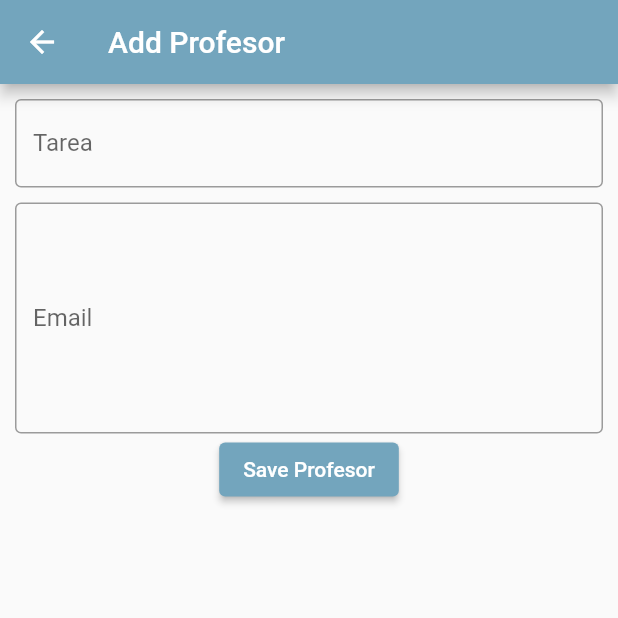
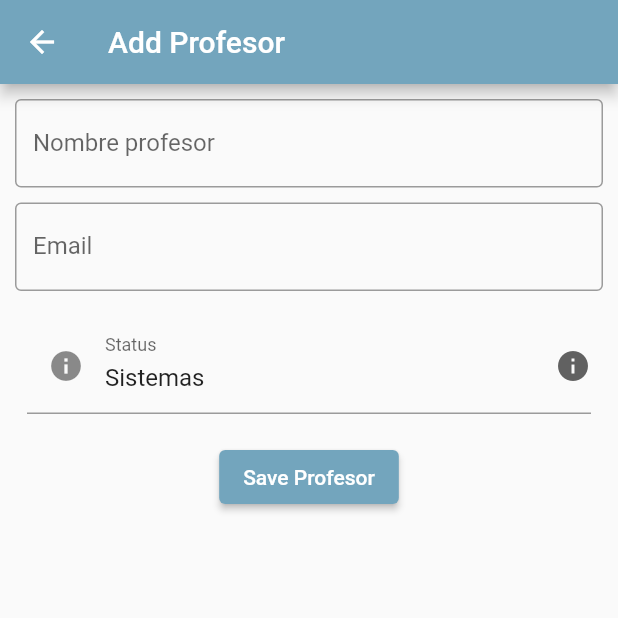
Before and after one commit to CarlosEduardoAO/moviles, a Flutter app: the AddProfesor screen opened directly, on a phone screen of 412 x 824 dp, the top half of it. Run offline on Flutter 3.47's test engine with Material 2 defaults, Android fonts, the phone set to English and light mode, and no system bars; our stand-ins replace shared_preferences, sqflite, table_calendar; missing offline and left inert: day_night_switcher; accounts and stored records are empty; network calls fail.

Commit message:
five  commit

```diff
--- a/lib/models/carrera_model.dart
+++ b/lib/models/carrera_model.dart
@@ -1,13 +1,13 @@
 class Carrera {
   int? idCarrera;
-  String? nomCarrera;
+  String? nameCarrera;
 
-  Carrera({this.idCarrera, this.nomCarrera});
+  Carrera({this.idCarrera, this.nameCarrera});
 
   factory Carrera.fromMap(Map<String, dynamic> map) {
     return Carrera(
       idCarrera: map['idCarrera'],
-      nomCarrera: map['nomCarrera'],
+      nameCarrera: map['nomCarrera'],
     );
   }
 }
--- a/lib/models/profesor_model.dart
+++ b/lib/models/profesor_model.dart
@@ -1,15 +1,15 @@
 class Profesor {
   int? idProfe;
-  String? nomProfe;
+  String? nameProfe;
   int? idCarrera;
   String? email;
 
-  Profesor({this.idProfe, this.nomProfe, this.idCarrera, this.email});
+  Profesor({this.idProfe, this.nameProfe, this.idCarrera, this.email});
 
   factory Profesor.fromMap(Map<String, dynamic> map) {
     return Profesor(
       idProfe: map['idProfe'],
-      nomProfe: map['nomProfe'],
+      nameProfe: map['nomProfe'],
       idCarrera: map['idCarrera'],
       email: map['email'],
     );
--- a/lib/routes.dart
+++ b/lib/routes.dart
@@ -1,4 +1,6 @@
 import 'package:flutter/widgets.dart';
+import 'package:pmsn20232/screens/add_carrera.dart';
+import 'package:pmsn20232/screens/add_profe.dart';
 import 'package:pmsn20232/screens/add_task.dart';
 import 'package:pmsn20232/screens/calendar_screen.dart';
 import 'package:pmsn20232/screens/carrera_screen.dart';
@@ -16,8 +18,10 @@ Map<String, WidgetBuilder> getRoutes() {
     '/dash': (BuildContext context) => DashboardScreen(),
     '/task': (BuildContext context) => TaskScreen(),
     '/add': (BuildContext context) => AddTask(),
+    '/addProfe': (BuildContext context) => AddProfesor(),
     '/profesor': (BuildContext context) => ProfesorScreen(),
     '/carrera': (BuildContext context) => CarreraScreen(),
+    '/addCarrera': (BuildContext context) => AddCarrera(),
     '/popular': (BuildContext context) => PopularScrenn(),
     '/dash_log': (BuildContext context) => LoginScreen(),
     '/detail': (BuildContext context) => DetailMovieScreen(),
--- a/lib/screens/add_profe.dart
+++ b/lib/screens/add_profe.dart
@@ -2,11 +2,12 @@ import 'package:flutter/material.dart';
 import 'package:pmsn20232/assets/global_values.dart';
 import 'package:pmsn20232/database/agenda_db.dart';
 import 'package:pmsn20232/models/profesor_model.dart';
+import 'package:pmsn20232/widgets/dropdown_widget.dart';
 
 class AddProfesor extends StatefulWidget {
-  AddProfesor({super.key, this.profesorModel});
+  AddProfesor({super.key, this.profesor});
 
-  Profesor? profesorModel;
+  Profesor? profesor;
 
   @override
   State<AddProfesor> createState() => _AddProfesorState();
@@ -15,70 +16,50 @@ class AddProfesor extends StatefulWidget {
 class _AddProfesorState extends State<AddProfesor> {
   TextEditingController txtConName = TextEditingController();
   TextEditingController txtConEmail = TextEditingController();
-  TextEditingController txtConEma = TextEditingController();
   TextEditingController txtConIdCarrera = TextEditingController();
 
-  String? dropDownValue = 'Pendiente';
-  List<String> dropDownValues = ['Pendiente', 'Completado', 'En Proceso'];
-
   AgendaDB? agendaDB;
+  DropDownWidget? widgetabajo;
   @override
   void initState() {
     super.initState();
     agendaDB = AgendaDB();
-    if (widget.profesorModel != null) {
-      txtConName.text = widget.profesorModel!.nomProfe!;
-      txtConEmail.text = widget.profesorModel!.email!;
-      txtConIdCarrera.text = widget.profesorModel!.idCarrera! as String;
-      /*switch (widget.profesorModel!.sttTask!) {
-      case 'C':
-        dropDownValue = 'Completado';
-        break;
-      case 'E':
-        dropDownValue = 'En Proceso';
-        break;
-      case 'P':
-        dropDownValue = 'Pendiente';
-        break;}*/
+    if (widget.profesor != null) {
+      txtConName.text = widget.profesor!.nameProfe!;
+      txtConEmail.text = widget.profesor!.email!;
+      txtConIdCarrera.text = widget.profesor!.idCarrera! as String;
+      widgetabajo = DropDownWidget(
+          values: ['Sistemas', 'Industrial', 'Gestion', 'Mecanica'],
+          controller: 'Sistemas');
+    } else {
+      widgetabajo = DropDownWidget(
+          values: ['Sistemas', 'Industrial', 'Gestion', 'Mecanica'],
+          controller: 'Sistemas');
     }
-    //dropDownValue = widget.taskModel!.sttTask!;
   }
 
   @override
   Widget build(BuildContext context) {
-    final txtNameTask = TextFormField(
+    final txtName = TextField(
       decoration: const InputDecoration(
-          label: Text('Tarea'), border: OutlineInputBorder()),
+          label: Text('Nombre profesor'), border: OutlineInputBorder()),
       controller: txtConName,
     );
-
     final txtEmail = TextField(
       decoration: const InputDecoration(
           label: Text('Email'), border: OutlineInputBorder()),
-      maxLines: 6,
       controller: txtConEmail,
     );
 
     final space = SizedBox(height: 10);
 
-    final DropdownButton ddBStatus = DropdownButton(
-        value: dropDownValue,
-        items: dropDownValues
-            .map((status) =>
-                DropdownMenuItem(value: status, child: Text(status)))
-            .toList(),
-        onChanged: (value) {
-          dropDownValue = value;
-          setState(() {});
-        });
-
     final ElevatedButton btnGuardar = ElevatedButton(
         onPressed: () {
-          if (widget.profesorModel == null) {
+          if (widget.profesor == null) {
             agendaDB!.INSERT('tblProfesor', {
-              'nomProf': txtConName.text,
+              'nameProfe': txtConName.text,
               'email': txtConEmail.text,
-              'sttTask': dropDownValue!.substring(0, 1)
+              'idCarrera': widgetabajo!.indexSelected
             }).then((value) {
               var msj = (value > 0) ? 'La insercion fue correcta' : 'Error';
               var snackBar = const SnackBar(content: Text('Profesor saved'));
@@ -87,8 +68,8 @@ class _AddProfesorState extends State<AddProfesor> {
             });
           } else {
             agendaDB!.UPDATE('tblProfesor', {
-              'idProfe': widget.profesorModel!.idProfe,
-              'nomProfe': txtConName.text,
+              'idProfe': widget.profesor!.idProfe,
+              'nameProfe': txtConName.text,
               'email': txtConEmail.text,
               //'sttTask': dropDownValue!.substring(0,1)
             }).then((value) {
@@ -104,7 +85,7 @@ class _AddProfesorState extends State<AddProfesor> {
 
     return Scaffold(
       appBar: AppBar(
-          title: widget.profesorModel == null
+          title: widget.profesor == null
               ? Text('Add Profesor')
               : Text('Update Profesor')),
       body: Padding(
@@ -112,9 +93,12 @@ class _AddProfesorState extends State<AddProfesor> {
         child: Column(
           //mainAxisAlignment: MainAxisAlignment.spaceAround,
           children: [
-            txtNameTask,
+            txtName,
             space,
             txtEmail,
+            space,
+            widgetabajo!,
+            space,
             //ddBStatus,
             btnGuardar
           ],
--- a/lib/screens/carrera_screen.dart
+++ b/lib/screens/carrera_screen.dart
@@ -28,7 +28,7 @@ class _CarreraScreenState extends State<CarreraScreen> {
         actions: [
           IconButton(
               onPressed: () =>
-                  Navigator.pushNamed(context, '/carrera').then((value) {
+                  Navigator.pushNamed(context, '/addCarrera').then((value) {
                     setState(() {});
                   }),
               icon: Icon(Icons.task))
--- a/lib/screens/profesor_screen.dart
+++ b/lib/screens/profesor_screen.dart
@@ -29,7 +29,7 @@ class _ProfesorScreenState extends State<ProfesorScreen> {
         actions: [
           IconButton(
               onPressed: () =>
-                  Navigator.pushNamed(context, '/profesor').then((value) {
+                  Navigator.pushNamed(context, '/addProfe').then((value) {
                     setState(() {});
                   }),
               icon: Icon(Icons.task))
@@ -47,7 +47,7 @@ class _ProfesorScreenState extends State<ProfesorScreen> {
                         itemCount: snapshot.data!.length,
                         itemBuilder: (BuildContext context, int index) {
                           return CardProfesorWidget(
-                              profesorModel: snapshot.data![index],
+                              profesor: snapshot.data![index],
                               agendaDB: agendaDB);
                         });
                   } else {
--- a/lib/widgets/CardProfeWidget.dart
+++ b/lib/widgets/CardProfeWidget.dart
@@ -2,14 +2,17 @@ import 'package:flutter/material.dart';
 import 'package:pmsn20232/assets/global_values.dart';
 import 'package:pmsn20232/database/agenda_db.dart';
 import 'package:pmsn20232/models/profesor_model.dart';
-import 'package:pmsn20232/models/profesor_model.dart';
 import 'package:pmsn20232/screens/add_profe.dart';
-import 'package:pmsn20232/screens/add_task.dart';
 
 class CardProfesorWidget extends StatelessWidget {
-  CardProfesorWidget({super.key, required this.profesorModel, this.agendaDB});
+  CardProfesorWidget({
+    super.key,
+    required this.profesor,
+    this.agendaDB,
+  });
 
-  Profesor profesorModel;
+  Profesor profesor;
+
   AgendaDB? agendaDB;
 
   @override
@@ -17,14 +20,14 @@ class CardProfesorWidget extends StatelessWidget {
     return Container(
       margin: EdgeInsets.only(top: 10),
       padding: EdgeInsets.all(10),
-      decoration: const BoxDecoration(color: Colors.amber),
+      decoration: const BoxDecoration(color: Color.fromARGB(255, 7, 127, 255)),
       child: Row(
         children: [
           Column(
             children: [
-              Text(profesorModel.nomProfe!),
-              Text(profesorModel.email!),
-              Text(profesorModel.idCarrera! as String),
+              Text(profesor.nameProfe!),
+              Text(profesor.email!),
+              Text(profesor.idCarrera! as String),
             ],
           ),
           Expanded(child: Container()),
@@ -35,7 +38,7 @@ class CardProfesorWidget extends StatelessWidget {
                       context,
                       MaterialPageRoute(
                           builder: (context) =>
-                              AddProfesor(profesorModel: profesorModel))),
+                              AddProfesor(profesor: profesor))),
                   child: Image.asset(
                     'assets/fresa.png',
                     height: 50,
@@ -47,13 +50,12 @@ class CardProfesorWidget extends StatelessWidget {
                       builder: (context) {
                         return AlertDialog(
                           title: Text('Mensaje del sistema'),
-                          content: const Text('¿Deseas eliminar al profesor?'),
+                          content: const Text('¿Deseas eliminar la tarea?'),
                           actions: [
                             TextButton(
                                 onPressed: () {
                                   agendaDB!
-                                      .DELETE(
-                                          'tblProfesor', profesorModel.idProfe!)
+                                      .DELETE('tblProfesor', profesor!.idProfe!)
                                       .then((value) {
                                     Navigator.pop(context);
                                     GlobalValues.flagTask.value =
--- a/lib/widgets/dropdown_widget.dart
+++ b/lib/widgets/dropdown_widget.dart
@@ -4,6 +4,7 @@ class DropDownWidget extends StatefulWidget {
   String? controller = '';
   List<String> values = [];
   DropDownWidget({super.key, this.controller, required this.values});
+  int indexSelected = 0;
 
   @override
   State<DropDownWidget> createState() => _DropDownWidgetState();
@@ -12,6 +13,7 @@ class DropDownWidget extends StatefulWidget {
 class _DropDownWidgetState extends State<DropDownWidget> {
   List<String> dropDownValues = [];
   String dropDownValue = '';
+  int indexSelected = 0;
 
   @override
   Widget build(BuildContext context) {
@@ -21,7 +23,7 @@ class _DropDownWidgetState extends State<DropDownWidget> {
       padding: const EdgeInsets.all(8),
       child: DropdownButtonFormField<String>(
         value: dropDownValue,
-        dropdownColor: Colors.black87,
+        dropdownColor: Color.fromARGB(255, 38, 124, 127),
         icon: const Icon(Icons.info),
         decoration: InputDecoration(
             prefixIcon: Container(
@@ -41,8 +43,13 @@ class _DropDownWidgetState extends State<DropDownWidget> {
         onChanged: (String? newValue) {
           dropDownValue = newValue!;
           widget.controller = newValue;
+          widget.indexSelected = GetIndex(newValue);
         },
       ),
     );
   }
+
+  int GetIndex(data) {
+    return dropDownValues.indexOf(data) ?? 0;
+  }
 }
```
Also changed, not shown: lib/database/agenda_db.dart (+4 -3 lines), lib/screens/add_carrera.dart (+40 -62 lines), lib/widgets/CardCarreraWidget.dart (+66 -11 lines).
